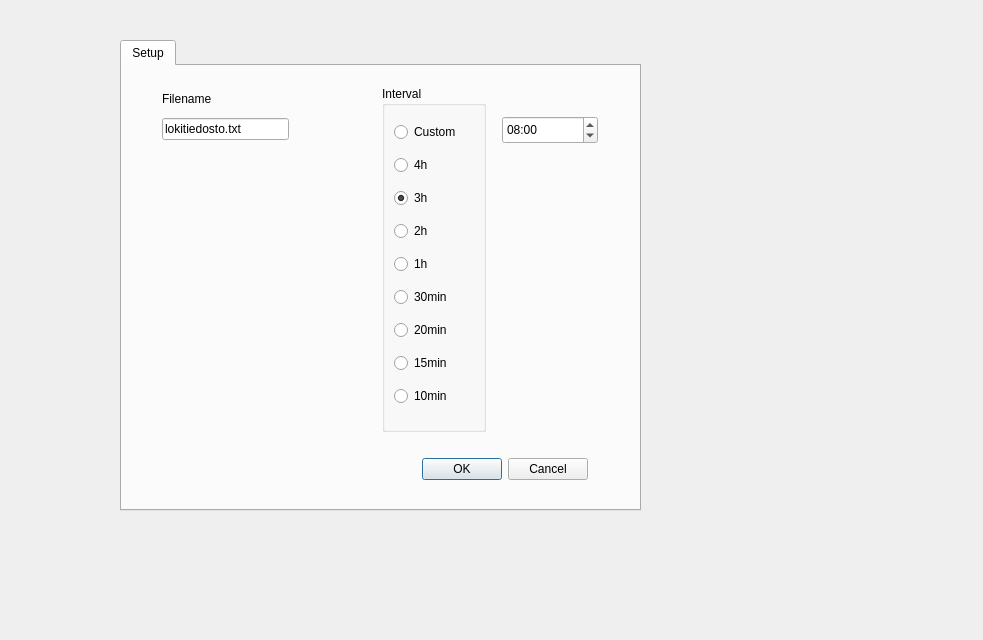
The window that settingswindow.ui (Brebl/Pop-up-Memo) describes before a commit, drawn with Qt 5.
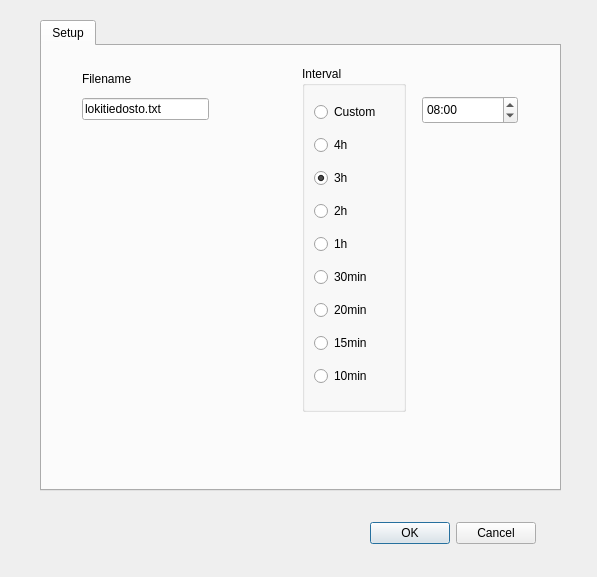
The same window after the commit.

Commit message: changed: settingswindow layout

Diff of the .ui file:
```diff
--- a/settingswindow.ui
+++ b/settingswindow.ui
@@ -6,8 +6,8 @@
    <rect>
     <x>0</x>
     <y>0</y>
-    <width>983</width>
-    <height>640</height>
+    <width>597</width>
+    <height>577</height>
    </rect>
   </property>
   <property name="windowTitle">
@@ -16,8 +16,8 @@
   <widget class="QTabWidget" name="tabWidget">
    <property name="geometry">
     <rect>
-     <x>120</x>
-     <y>40</y>
+     <x>40</x>
+     <y>20</y>
      <width>521</width>
      <height>471</height>
     </rect>
@@ -140,19 +140,6 @@
       </item>
      </layout>
     </widget>
-    <widget class="QDialogButtonBox" name="buttonBox">
-     <property name="geometry">
-      <rect>
-       <x>300</x>
-       <y>390</y>
-       <width>166</width>
-       <height>27</height>
-      </rect>
-     </property>
-     <property name="standardButtons">
-      <set>QDialogButtonBox::Cancel|QDialogButtonBox::Ok</set>
-     </property>
-    </widget>
     <widget class="QWidget" name="">
      <property name="geometry">
       <rect>
@@ -204,6 +191,19 @@
     </widget>
    </widget>
   </widget>
+  <widget class="QDialogButtonBox" name="buttonBox">
+   <property name="geometry">
+    <rect>
+     <x>370</x>
+     <y>520</y>
+     <width>166</width>
+     <height>27</height>
+    </rect>
+   </property>
+   <property name="standardButtons">
+    <set>QDialogButtonBox::Cancel|QDialogButtonBox::Ok</set>
+   </property>
+  </widget>
  </widget>
  <resources/>
  <connections>
```
The commit also changes 1 other file.
